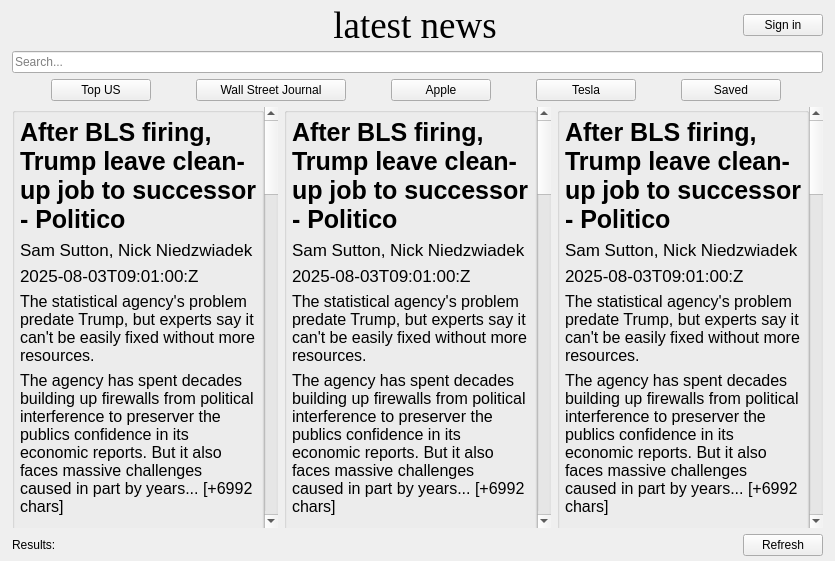
Before: the Qt Designer form ui/ui_mainwindow.ui in Akshaye-Sharma/news-aggregator, drawn with Qt 5.
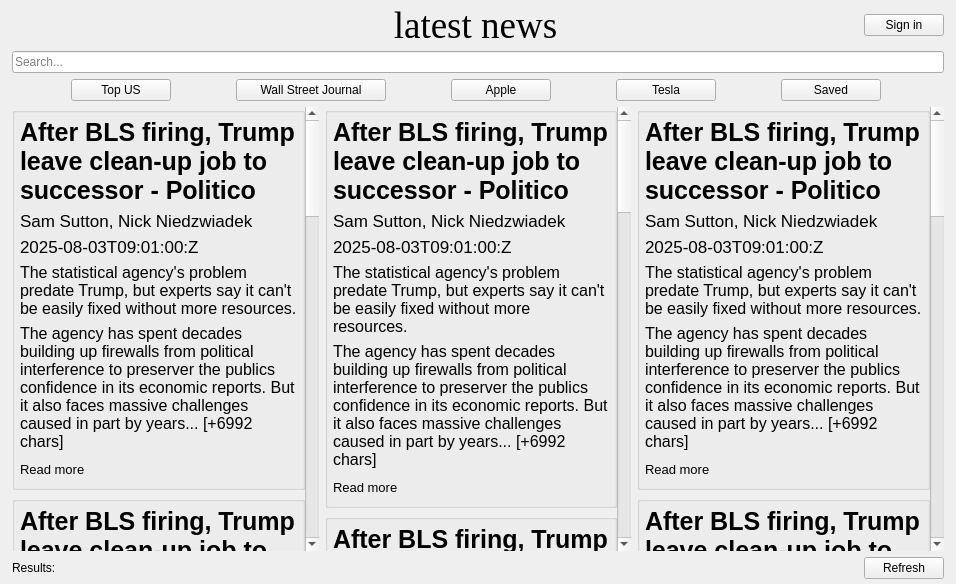
After: the same form once the commit is applied. Icons and pictures are not drawn.

Patch:
```diff
--- a/ui/ui_mainwindow.ui
+++ b/ui/ui_mainwindow.ui
@@ -9,8 +9,8 @@
    <rect>
     <x>0</x>
     <y>0</y>
-    <width>835</width>
-    <height>561</height>
+    <width>956</width>
+    <height>584</height>
    </rect>
   </property>
   <property name="windowTitle">
@@ -555,8 +555,8 @@
                       <rect>
                        <x>0</x>
                        <y>0</y>
-                       <width>264</width>
-                       <height>1700</height>
+                       <width>304</width>
+                       <height>1625</height>
                       </rect>
                      </property>
                      <layout class="QVBoxLayout" name="verticalLayout">
@@ -1504,8 +1504,8 @@
                       <rect>
                        <x>0</x>
                        <y>0</y>
-                       <width>263</width>
-                       <height>1700</height>
+                       <width>304</width>
+                       <height>1625</height>
                       </rect>
                      </property>
                      <layout class="QVBoxLayout" name="verticalLayout_4">
@@ -2453,8 +2453,8 @@
                       <rect>
                        <x>0</x>
                        <y>0</y>
-                       <width>264</width>
-                       <height>1700</height>
+                       <width>304</width>
+                       <height>1625</height>
                       </rect>
                      </property>
                      <layout class="QVBoxLayout" name="verticalLayout_6">
```
Left out of the diff: 6 changed lines with no effect on the pictures.
